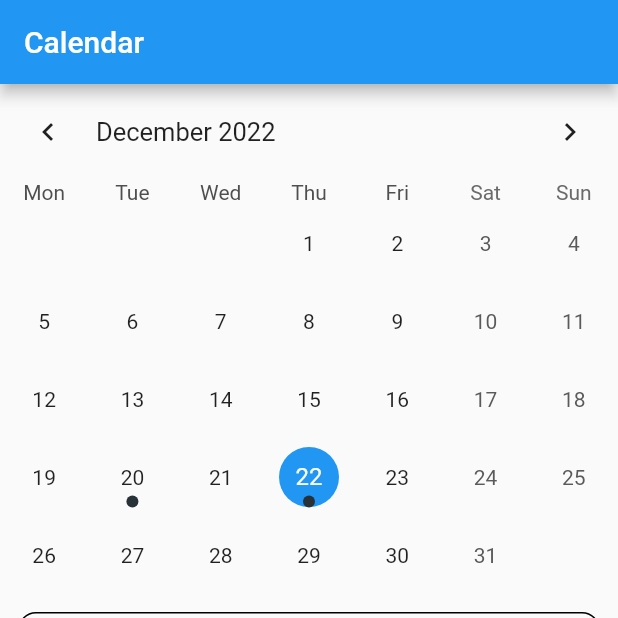
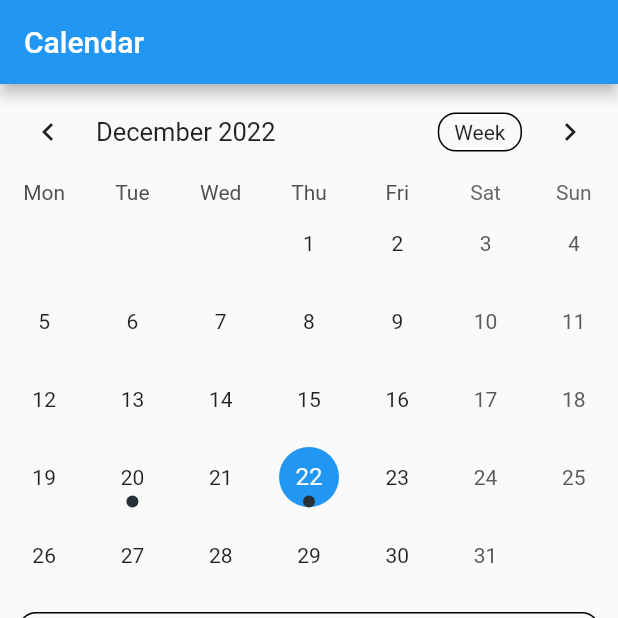
Before and after one commit to dondonjedd/ToDo-Vimigo-App, a Flutter app: the screen it shows after launch, item 2 of the bottom bar chosen, on a phone screen of 412 x 824 dp, the top half of it. Run offline on Flutter 3.47's test engine with Material 2 defaults, Android fonts, the phone set to English and light mode, and no system bars; drawn by our look-alikes of table_calendar.

Commit message:
show two calendar formats (Month and Week)

```diff
--- a/lib/Views/calendarScreen.dart
+++ b/lib/Views/calendarScreen.dart
@@ -13,7 +13,7 @@ class CalendarScreen extends StatefulWidget {
 
 class _CalendarScreenState extends State<CalendarScreen> {
   late final ValueNotifier<List<Task>> _selectedEvents;
-  final CalendarFormat _calendarFormat = CalendarFormat.month;
+  CalendarFormat _calendarFormat = CalendarFormat.month;
   RangeSelectionMode _rangeSelectionMode = RangeSelectionMode
       .toggledOff; // Can be toggled on/off by longpressing a date
   DateTime _focusedDay = DateTime.now();
@@ -88,14 +88,17 @@ class _CalendarScreenState extends State<CalendarScreen> {
         onFormatChanged: (format) {
           if (_calendarFormat != format) {
             setState(() {
-              // _calendarFormat = format;
+              _calendarFormat = format;
             });
           }
         },
         onPageChanged: (focusedDay) {
           _focusedDay = focusedDay;
         },
-        availableCalendarFormats: const {CalendarFormat.month: "Month"},
+        availableCalendarFormats: const {
+          CalendarFormat.month: "Month",
+          CalendarFormat.week: 'Week',
+        },
       ),
       const SizedBox(height: 8.0),
       Expanded(
```
